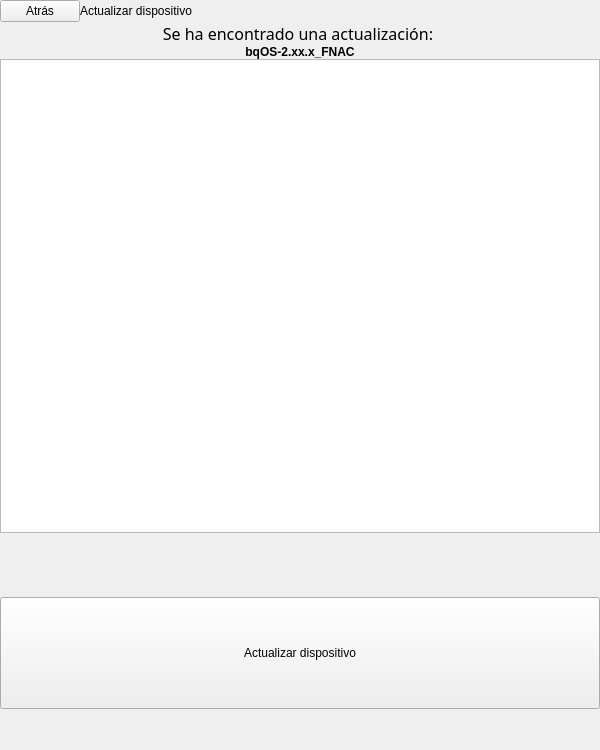
Above: bqSetting/ui/SettingsUpdateDeviceAuto.ui from bq/cervantes before the change. Below: the same form after it.
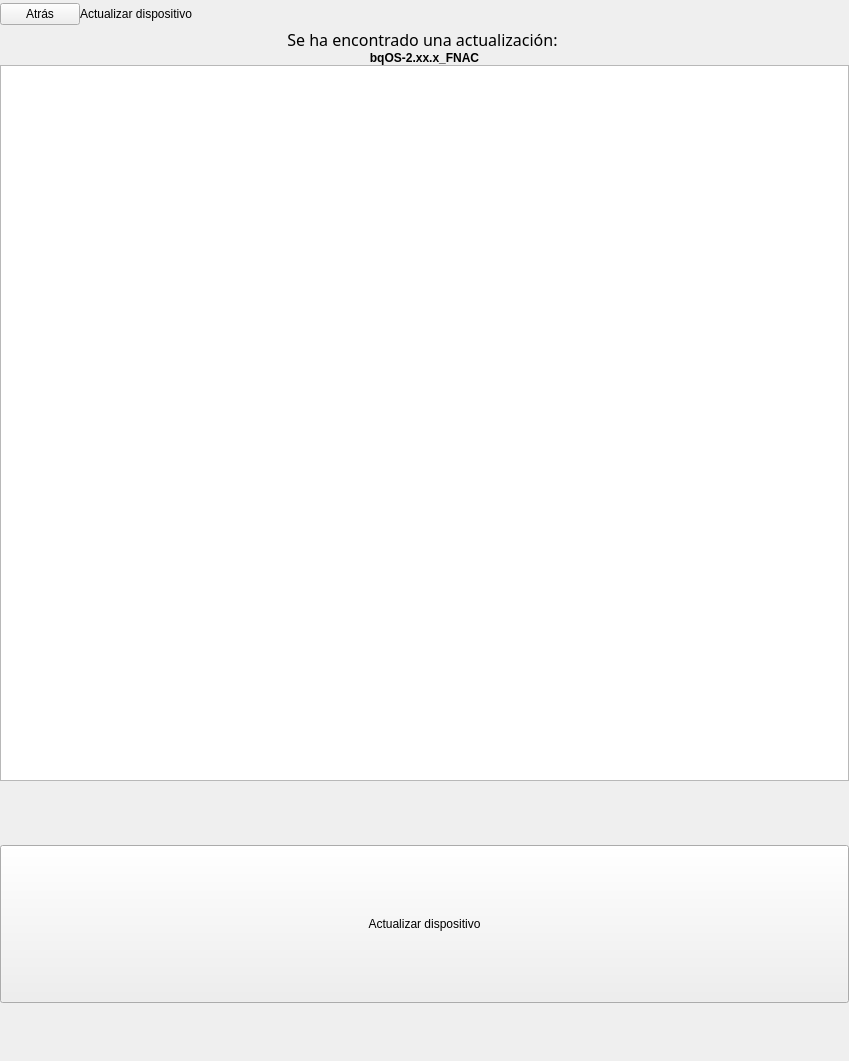
That is the form after the change. Custom widgets are drawn as their Qt base class.

```diff
--- a/bqSetting/ui/SettingsUpdateDeviceAuto.ui
+++ b/bqSetting/ui/SettingsUpdateDeviceAuto.ui
@@ -6,8 +6,8 @@
    <rect>
     <x>0</x>
     <y>0</y>
-    <width>600</width>
-    <height>750</height>
+    <width>849</width>
+    <height>1061</height>
    </rect>
   </property>
   <property name="sizePolicy">
@@ -18,14 +18,14 @@
   </property>
   <property name="minimumSize">
    <size>
-    <width>600</width>
-    <height>750</height>
+    <width>0</width>
+    <height>0</height>
    </size>
   </property>
   <property name="maximumSize">
    <size>
-    <width>600</width>
-    <height>750</height>
+    <width>849</width>
+    <height>1061</height>
    </size>
   </property>
   <property name="windowTitle">
@@ -71,7 +71,7 @@
         <property name="maximumSize">
          <size>
           <width>16777215</width>
-          <height>10000</height>
+          <height>14142</height>
          </size>
         </property>
         <property name="text">
@@ -86,8 +86,8 @@
         </property>
         <property name="sizeHint" stdset="0">
          <size>
-          <width>40</width>
-          <height>20</height>
+          <width>57</width>
+          <height>28</height>
          </size>
         </property>
        </spacer>
@@ -116,7 +116,7 @@
      <property name="maximumSize">
       <size>
        <width>16777215</width>
-       <height>100000</height>
+       <height>141421</height>
       </size>
      </property>
      <layout class="QVBoxLayout" name="verticalLayout">
@@ -209,7 +209,7 @@
         <property name="maximumSize">
          <size>
           <width>16777215</width>
-          <height>112</height>
+          <height>158</height>
          </size>
         </property>
         <property name="focusPolicy">
@@ -230,7 +230,7 @@
         </property>
         <property name="sizeHint" stdset="0">
          <size>
-          <width>20</width>
+          <width>28</width>
           <height>1</height>
          </size>
         </property>
@@ -249,8 +249,8 @@
      </property>
      <property name="sizeHint" stdset="0">
       <size>
-       <width>20</width>
-       <height>40</height>
+       <width>28</width>
+       <height>57</height>
       </size>
      </property>
     </spacer>
```
Left out of the diff: 12 changed lines with no effect on the pictures.
